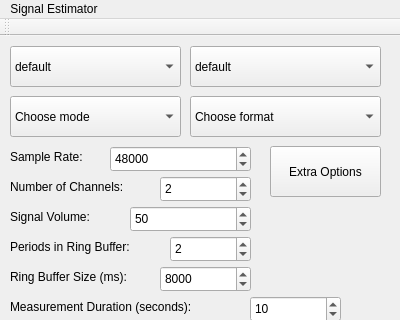
gavv/signal-estimator, file src/Signal-Estimator-GUI/mainwindow.ui: the form before one commit; both pictures show x 0 to 400 and y 0 to 320 of the 400 by 800 pixel window.
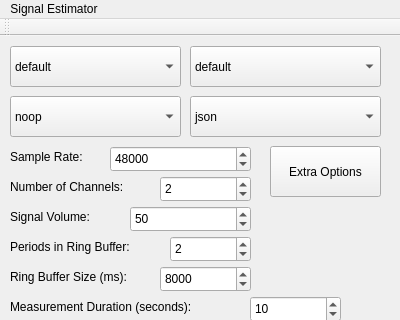
The form after the commit. Custom widgets are drawn as their Qt base class.

```diff
--- a/src/Signal-Estimator-GUI/mainwindow.ui
+++ b/src/Signal-Estimator-GUI/mainwindow.ui
@@ -62,11 +62,6 @@
     <property name="toolTip">
      <string>&lt;html&gt;&lt;head/&gt;&lt;body&gt;&lt;p&gt;Select the desired mode&lt;/p&gt;&lt;/body&gt;&lt;/html&gt;</string>
     </property>
-    <item>
-     <property name="text">
-      <string>Choose mode</string>
-     </property>
-    </item>
     <item>
      <property name="text">
       <string>noop</string>
@@ -155,12 +150,7 @@
     </property>
     <item>
      <property name="text">
-      <string>Choose format</string>
-     </property>
-    </item>
-    <item>
-     <property name="text">
-      <string>JSON</string>
+      <string>json</string>
      </property>
     </item>
     <item>
```
